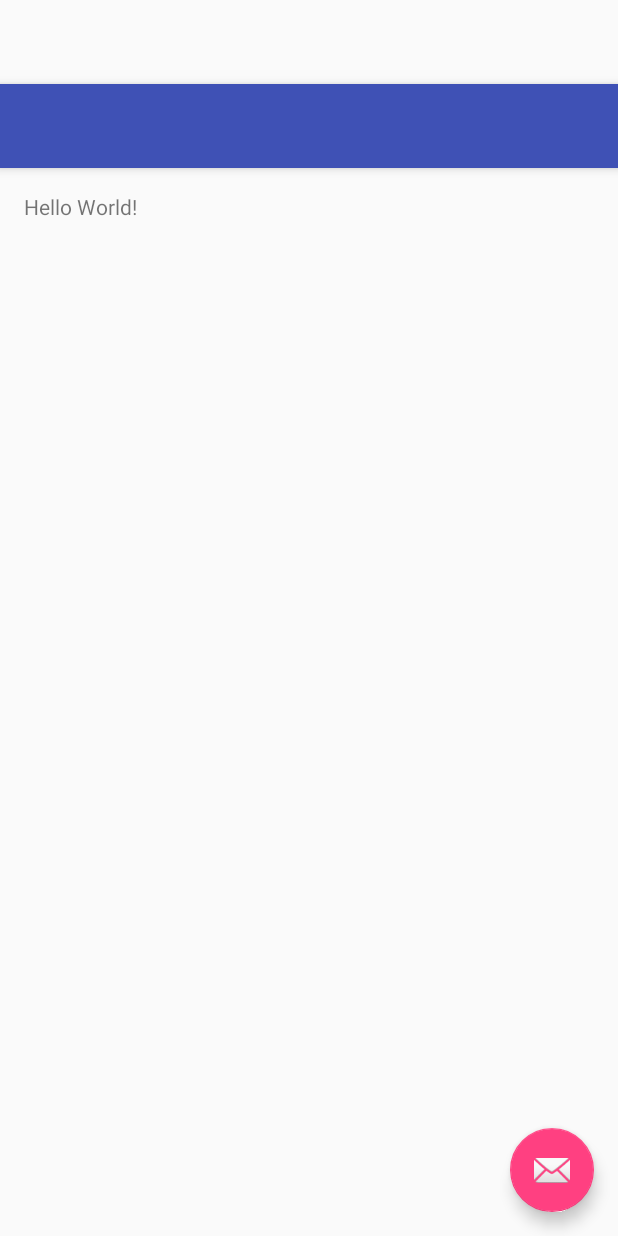
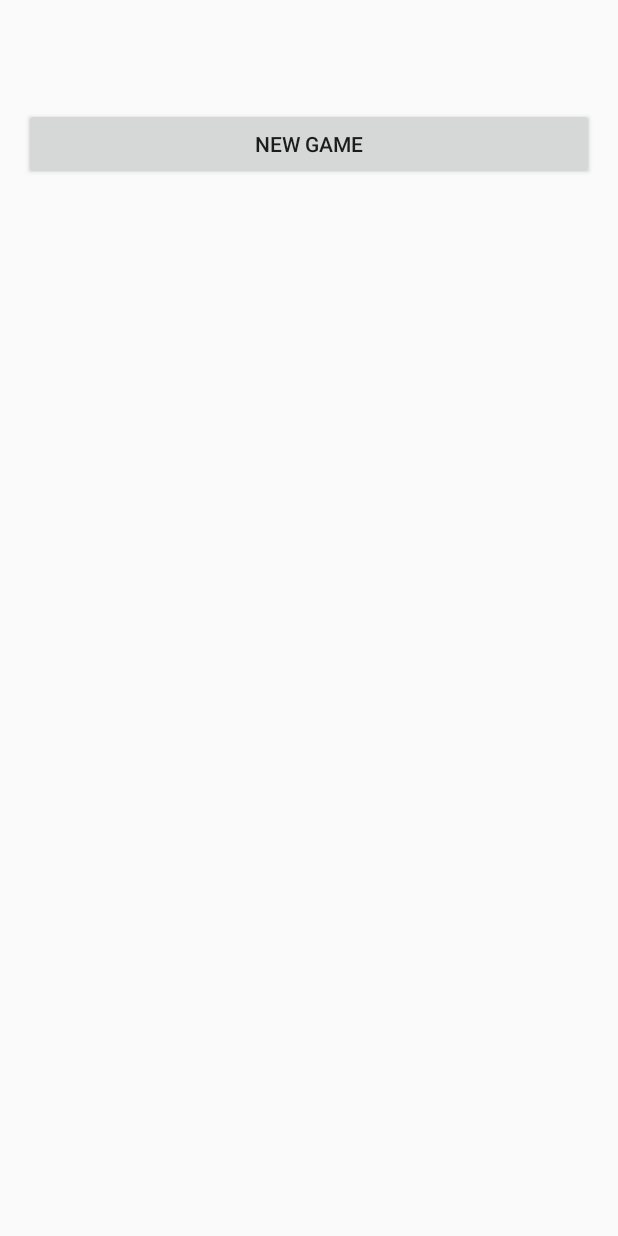
Before and after one commit to thyhax/platformer-application, an Android app: the layout activity_main.xml on its own in the app's theme, with its tools: preview values and no code run, on a phone screen of 412 x 824 dp. Run offline under Robolectric (Android 15) with nearby library versions, the phone set to English and light mode, and no system bars.

Commit message:
Added template Activity to start AndroidGame

```diff
--- a/platformer/src/main/java/com/example/pierce/platformer/MainActivity.java
+++ b/platformer/src/main/java/com/example/pierce/platformer/MainActivity.java
@@ -1,5 +1,6 @@
 package com.example.pierce.platformer;
 
+import android.content.Intent;
 import android.os.Bundle;
 import android.support.design.widget.FloatingActionButton;
 import android.support.design.widget.Snackbar;
@@ -8,24 +9,24 @@ import android.support.v7.widget.Toolbar;
 import android.view.View;
 import android.view.Menu;
 import android.view.MenuItem;
+import android.view.Window;
+import android.view.WindowManager;
+
+import com.platformer.framework.implementation.AndroidGame;
 
 public class MainActivity extends AppCompatActivity {
 
     @Override
     protected void onCreate(Bundle savedInstanceState) {
         super.onCreate(savedInstanceState);
+        requestWindowFeature(Window.FEATURE_NO_TITLE);
+        getWindow().setFlags(WindowManager.LayoutParams.FLAG_FULLSCREEN, WindowManager.LayoutParams.FLAG_FULLSCREEN);
         setContentView(R.layout.activity_main);
-        Toolbar toolbar = (Toolbar) findViewById(R.id.toolbar);
-        setSupportActionBar(toolbar);
+    }
 
-       FloatingActionButton fab = (FloatingActionButton) findViewById(R.id.fab);
-        fab.setOnClickListener(new View.OnClickListener() {
-            @Override
-            public void onClick(View view) {
-                Snackbar.make(view, "Replace with your own action", Snackbar.LENGTH_LONG)
-                        .setAction("Action", null).show();
-            }
-        });
+    public void newGame(View view) {
+        Intent intent = new Intent(this, AndroidGame.class);
+        startActivity(intent);
     }
 
     @Override
--- a/platformer/src/main/res/layout/activity_main.xml
+++ b/platformer/src/main/res/layout/activity_main.xml
@@ -8,28 +8,6 @@
     android:fitsSystemWindows="true"
     tools:context="com.example.pierce.platformer.MainActivity">
 
-    <android.support.design.widget.AppBarLayout
-        android:layout_height="wrap_content"
-        android:layout_width="match_parent"
-        android:theme="@style/AppTheme.AppBarOverlay">
-
-        <android.support.v7.widget.Toolbar
-            android:id="@+id/toolbar"
-            android:layout_width="match_parent"
-            android:layout_height="?attr/actionBarSize"
-            android:background="?attr/colorPrimary"
-            app:popupTheme="@style/AppTheme.PopupOverlay" />
-
-    </android.support.design.widget.AppBarLayout>
-
     <include layout="@layout/content_main"/>
 
-    <android.support.design.widget.FloatingActionButton
-        android:id="@+id/fab"
-        android:layout_width="wrap_content"
-        android:layout_height="wrap_content"
-        android:layout_gravity="bottom|end"
-        android:layout_margin="@dimen/fab_margin"
-        android:src="@android:drawable/ic_dialog_email" />
-
 </android.support.design.widget.CoordinatorLayout>
--- a/platformer/src/main/res/layout/content_main.xml
+++ b/platformer/src/main/res/layout/content_main.xml
@@ -13,8 +13,15 @@
     tools:showIn="@layout/activity_main"
     tools:context="com.example.pierce.platformer.MainActivity">
 
-    <TextView
-        android:text="Hello World!"
-        android:layout_width="wrap_content"
-        android:layout_height="wrap_content" />
+    <Button
+        android:id="@+id/button_new_game"
+        android:layout_width="fill_parent"
+        android:layout_height="wrap_content"
+        android:text = "New Game"
+        android:layout_alignParentTop = "true"
+        android:layout_alignParentRight="true"
+        android:layout_alignParentLeft="true"
+        android:onClick="newGame"
+    />
+
 </RelativeLayout>
```
Also changed, not shown: 1 other file.
